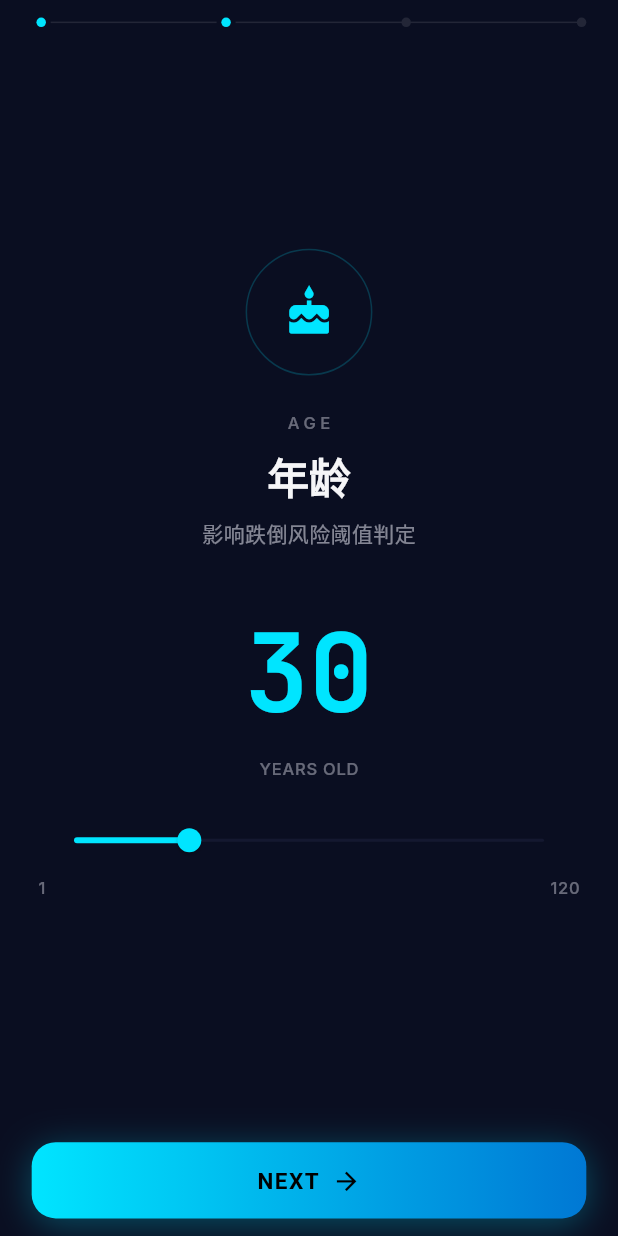
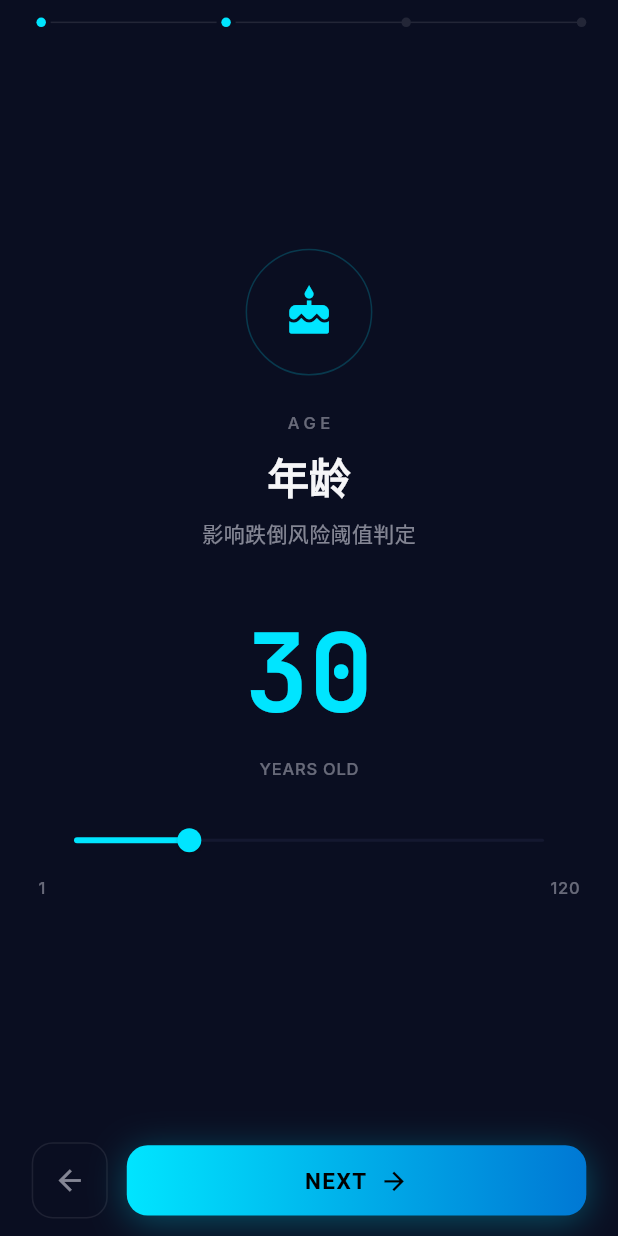
Before and after one commit to lggliubilint/NearLink, a Flutter app: the screen it shows after launch, after a tap on "NEXT", on a phone screen of 412 x 824 dp. Run offline on Flutter 3.47's test engine with Material 3 defaults, Android fonts, the phone set to English and light mode, and no system bars; our stand-ins replace fl_chart, flutter_animate, flutter_local_notifications, flutter_screenutil, google_fonts, vibration; missing offline and left inert: model_viewer_plus; accounts and stored records are empty; network calls fail.

Commit message:
fix: 档案页回退按钮 + START MONITORING跳转

```diff
--- a/lib/pages/profile_page.dart
+++ b/lib/pages/profile_page.dart
@@ -55,6 +55,14 @@ class _ProfilePageState extends State<ProfilePage> {
     });
   }
 
+  void _onNext() {
+    if (_step == 3) {
+      widget.onComplete(_profile);
+    } else {
+      _pageCtrl.nextPage(duration: 300.ms, curve: Curves.easeOutCubic);
+    }
+  }
+
   @override
   void dispose() { _pageCtrl.dispose(); super.dispose(); }
 
@@ -77,7 +85,48 @@ class _ProfilePageState extends State<ProfilePage> {
             const SizedBox(height: 80),
           ]),
           // 底部按钮
-          const Positioned(bottom: 0, left: 0, right: 0, child: _Bottom()),
+          Positioned(
+            bottom: 0, left: 0, right: 0,
+            child: Padding(
+              padding: EdgeInsets.fromLTRB(20.w, 8.h, 20.w, 12.h),
+              child: Row(children: [
+                if (_step > 0)
+                  GestureDetector(
+                    onTap: () => _pageCtrl.previousPage(duration: 300.ms, curve: Curves.easeOutCubic),
+                    child: Container(
+                      width: 48.w, height: 48.w,
+                      decoration: BoxDecoration(
+                        borderRadius: BorderRadius.circular(14),
+                        border: Border.all(color: Colors.white.withValues(alpha: 0.08)),
+                      ),
+                      child: const Icon(Icons.arrow_back, color: AppTheme.textSecondary, size: 22),
+                    ),
+                  ),
+                if (_step > 0) SizedBox(width: 12.w),
+                Expanded(
+                  child: GestureDetector(
+                    onTap: _onNext,
+                    child: Container(
+                      height: 48.h,
+                      decoration: BoxDecoration(
+                        borderRadius: BorderRadius.circular(14),
+                        gradient: const LinearGradient(colors: [AppTheme.cyan, Color(0xFF0078D4)]),
+                        boxShadow: [BoxShadow(color: AppTheme.cyan.withValues(alpha: 0.3), blurRadius: 20, offset: const Offset(0, 4))],
+                      ),
+                      child: Center(
+                        child: Row(mainAxisSize: MainAxisSize.min, children: [
+                          Text(_step == 3 ? "START MONITORING" : "NEXT",
+                            style: const TextStyle(color: Colors.black, fontSize: 15, fontWeight: FontWeight.w700, letterSpacing: 1)),
+                          SizedBox(width: 8.w),
+                          Icon(_step == 3 ? Icons.play_arrow : Icons.arrow_forward, color: Colors.black, size: 20.sp),
+                        ]),
+                      ),
+                    ),
+                  ),
+                ),
+              ]),
+            ),
+          ),
         ]),
       ),
     );
@@ -306,41 +355,3 @@ class _Line extends StatelessWidget {
     return Expanded(child: Container(height: 1, color: Colors.white.withValues(alpha: 0.1)));
   }
 }
-
-// ── 底部按钮 ──
-class _Bottom extends StatelessWidget {
-  const _Bottom();
-  @override
-  Widget build(BuildContext context) {
-    final state = context.findAncestorStateOfType<_ProfilePageState>();
-    if (state == null) return const SizedBox.shrink();
-    final isLast = state._step == 3;
-    return Padding(
-      padding: EdgeInsets.fromLTRB(20.w, 8.h, 20.w, 12.h),
-      child: GestureDetector(
-        onTap: () {
-          if (isLast) {
-            state.widget.onComplete(state._profile);
-          } else {
-            state._pageCtrl.nextPage(duration: 400.ms, curve: Curves.easeOutCubic);
-          }
-        },
-        child: Container(
-          height: 52.h,
-          decoration: BoxDecoration(
-            borderRadius: BorderRadius.circular(16),
-            gradient: const LinearGradient(colors: [AppTheme.cyan, Color(0xFF0078D4)]),
-            boxShadow: [BoxShadow(color: AppTheme.cyan.withValues(alpha: 0.3), blurRadius: 20, offset: const Offset(0, 4))],
-          ),
-          child: Center(
-            child: Row(mainAxisSize: MainAxisSize.min, children: [
-              Text(isLast ? "START MONITORING" : "NEXT", style: const TextStyle(color: Colors.black, fontSize: 15, fontWeight: FontWeight.w700, letterSpacing: 1)),
-              SizedBox(width: 8.w),
-              Icon(isLast ? Icons.play_arrow : Icons.arrow_forward, color: Colors.black, size: 20.sp),
-            ]),
-          ),
-        ),
-      ),
-    );
-  }
-}
```
